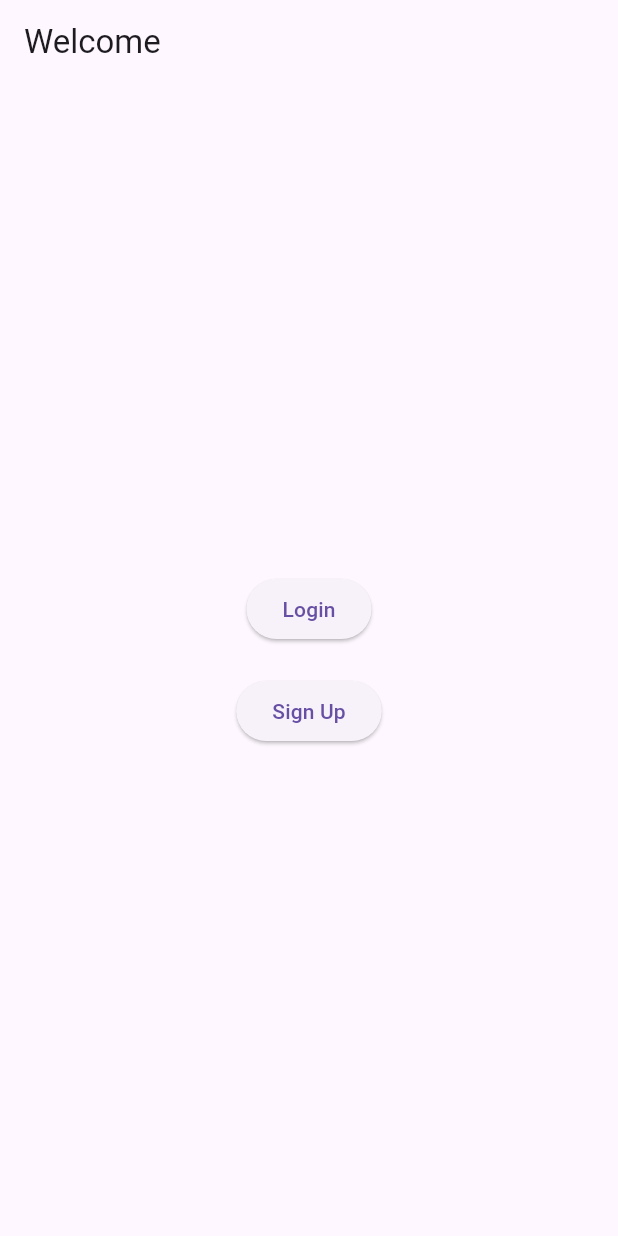
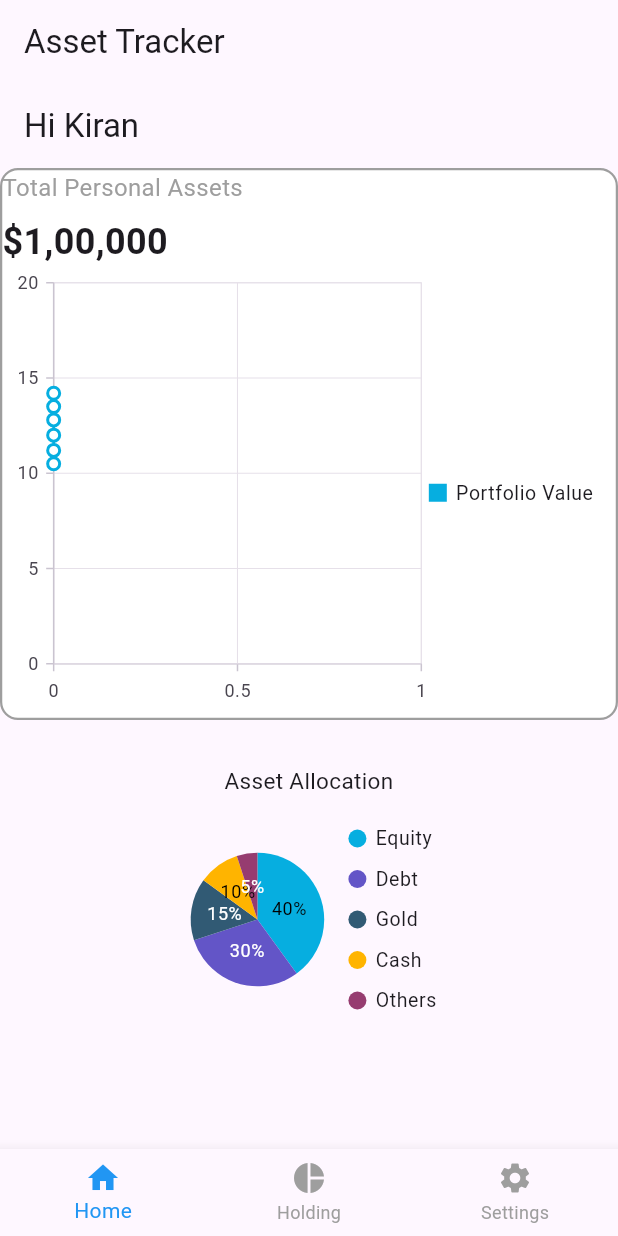
Before and after one commit to maharanakk/kiran_maharana_hdfc_hackathon_2026, a Flutter app: the screen it shows after launch, on a phone screen of 412 x 824 dp. Run offline on Flutter 3.47's test engine with Material 3 defaults, Android fonts, the phone set to English and light mode, and no system bars; our stand-ins replace flutter_bloc, syncfusion_flutter_charts.

Commit message:
design the home screen

```diff
--- /dev/null
+++ b/devtools_options.yaml
@@ -0,0 +1,3 @@
+description: This file stores settings for Dart & Flutter DevTools.
+documentation: https://docs.flutter.dev/tools/devtools/extensions#configure-extension-enablement-states
+extensions:
--- /dev/null
+++ b/lib/features/dashboard/presentation/page/dashboard_page.dart
@@ -0,0 +1,56 @@
+import 'package:flutter/material.dart';
+import 'package:kiran_maharana_hdfc_hackathon_2026/features/detail/detail_page.dart';
+import 'package:kiran_maharana_hdfc_hackathon_2026/features/home/home_page.dart';
+import 'package:kiran_maharana_hdfc_hackathon_2026/features/setting/setting_page.dart';
+
+class DashboardPage extends StatefulWidget {
+  const DashboardPage({super.key});
+
+  @override
+  State<DashboardPage> createState() => _DashboardPageState();
+}
+
+class _DashboardPageState extends State<DashboardPage> {
+  int _selectedIndex = 0;
+
+  final List<Widget> _pages =  [
+    HomePage(),
+    HoldingPage(),
+    SettingsPage(),
+  ];
+
+  void _onItemTapped(int index) {
+    setState(() {
+      _selectedIndex = index;
+    });
+  }
+
+  @override
+  Widget build(BuildContext context) {
+    return Scaffold(
+      appBar: AppBar(title: const Text('Asset Tracker')),
+      body: _pages[_selectedIndex],
+      bottomNavigationBar: BottomNavigationBar(
+        currentIndex: _selectedIndex,
+        onTap: _onItemTapped,
+        type: BottomNavigationBarType.fixed,
+        selectedItemColor: Colors.blue,
+        unselectedItemColor: Colors.grey,
+        items: const [
+          BottomNavigationBarItem(
+            icon: Icon(Icons.home),
+            label: 'Home',
+          ),
+          BottomNavigationBarItem(
+            icon: Icon(Icons.pie_chart),
+            label: 'Holding',
+          ),
+          BottomNavigationBarItem(
+            icon: Icon(Icons.settings),
+            label: 'Settings',
+          ),
+        ],
+      ),
+    );
+  }
+}
--- a/lib/features/home/home_page.dart
+++ b/lib/features/home/home_page.dart
@@ -1,38 +1,102 @@
 import 'package:flutter/material.dart';
-import 'package:kiran_maharana_hdfc_hackathon_2026/features/detail/detail_page.dart';
+import 'package:syncfusion_flutter_charts/charts.dart';
 
-class HomeScreen extends StatelessWidget {
-  const HomeScreen({super.key});
+class HomePage extends StatelessWidget {
+  const HomePage({super.key});
 
   @override
   Widget build(BuildContext context) {
     return Scaffold(
-      appBar: AppBar(
-        title: const Text('Home'),
+      appBar: AppBar(title: const Text('Hi Kiran')),
+      body: Column(
+        mainAxisAlignment: MainAxisAlignment.start,
+        children: [
+          Container(
+            width: double.infinity,
+            decoration: BoxDecoration(
+              color: Colors.white,
+              border: Border.all(color: Colors.grey, width: 1.5),
+              borderRadius: BorderRadius.circular(12),
             ),
-      body: Center(
             child: Column(
-          mainAxisAlignment: MainAxisAlignment.center,
+              crossAxisAlignment: CrossAxisAlignment.start,
               children: [
                 const Text(
-              'Home Screen',
-              style: TextStyle(fontSize: 24),
+                  'Total Personal Assets',
+                  style: TextStyle(fontSize: 16, color: Colors.grey),
                 ),
-            const SizedBox(height: 20),
-            ElevatedButton(
-              onPressed: () {
-                Navigator.push(
-                  context,
-                  MaterialPageRoute(
-                    builder: (context) => const DetailsScreen(),
+                const SizedBox(height: 8),
+                const Text(
+                  '\$1,00,000',
+                  style: TextStyle(fontSize: 24, fontWeight: FontWeight.bold),
                 ),
-                );
-              },
-              child: const Text('Go to Details'),
+                Center(
+                  child: SfCartesianChart(
+                    legend: const Legend(isVisible: true),
+                    series: <CartesianSeries<_WealthData, String>>[
+                      SplineSeries<_WealthData, String>(
+                        name: 'Portfolio Value',
+                        dataSource: [
+                          _WealthData('1M', 10.5),
+                          _WealthData('2M', 11.2),
+                          _WealthData('3M', 12.0),
+                          _WealthData('4M', 12.8),
+                          _WealthData('5M', 13.5),
+                          _WealthData('6M', 14.2),
+                        ],
+                        xValueMapper: (_WealthData data, _) => data.period,
+                        yValueMapper: (_WealthData data, _) => data.value,
+                        markerSettings: const MarkerSettings(isVisible: true),
                       ),
                     ],
                   ),
                 ),
+              ],
+            ),
+          ),
+          const SizedBox(height: 20),
+           Container(
+            width: 200,
+            height: 200,
+            child: SfCircularChart(
+              title: ChartTitle(text: 'Asset Allocation'),
+              legend: Legend(isVisible: true),
+              series: <PieSeries<_PieData, String>>[
+                PieSeries<_PieData, String>(
+                  explode: true,
+                  explodeIndex: 0,
+                  dataSource: [
+                    _PieData('Equity', 40, '40%'),
+                    _PieData('Debt', 30, '30%'),
+                    _PieData('Gold', 15, '15%'),
+                    _PieData('Cash', 10, '10%'),
+                    _PieData('Others', 5, '5%'),
+                  ],
+                  xValueMapper: (_PieData data, _) => data.xData,
+                  yValueMapper: (_PieData data, _) => data.yData,
+                  dataLabelMapper: (_PieData data, _) => data.text,
+                  dataLabelSettings: DataLabelSettings(isVisible: true),
+                ),
+              ],
+            ),
+          ),
+          const SizedBox(height: 20),
+        ],
+      ),
     );
   }
 }
+
+class _PieData {
+  _PieData(this.xData, this.yData, [this.text]);
+  final String xData;
+  final num yData;
+  String? text;
+}
+
+class _WealthData {
+  final String period;
+  final double value;
+
+  _WealthData(this.period, this.value);
+}
--- a/lib/features/login/presentation/bloc/login_event.dart
+++ b/lib/features/login/presentation/bloc/login_event.dart
@@ -1,8 +1,17 @@
 abstract class LoginEvent {}
 
-class LoginButtonPressed extends LoginEvent {
+class PhoneNumberChanged extends LoginEvent {
   final String phoneNumber;
+
+  PhoneNumberChanged(this.phoneNumber);
+}
+
+class PinChanged extends LoginEvent {
   final String pin;
 
-  LoginButtonPressed({required this.phoneNumber, required this.pin});
+  PinChanged(this.pin);
 }
+
+class LoginButtonPressed extends LoginEvent {}
+
+class ForgotPinPressed extends LoginEvent {}
--- a/lib/features/login/presentation/bloc/login_state.dart
+++ b/lib/features/login/presentation/bloc/login_state.dart
@@ -1,13 +1,15 @@
-abstract class LoginState{}
+abstract class LoginState {}
 
-class LoginInitial extends LoginState{}
+class LoginInitial extends LoginState {}
 
-class LoginLoading extends LoginState{}
+class LoginLoading extends LoginState {}
 
-class LoginSuccess extends LoginState{}
+class LoginSuccess extends LoginState {}
 
-class LoginFailure extends LoginState{
-  final String error;
+class LoginFailure extends LoginState {
+  final String message;
 
-  LoginFailure({required this.error});
+  LoginFailure(this.message);
 }
+
+class NavigateToForgotPin extends LoginState {}
--- a/lib/features/setting/setting_page.dart
+++ b/lib/features/setting/setting_page.dart
@@ -1,7 +1,7 @@
 import 'package:flutter/material.dart';
 
-class SettingsScreen extends StatelessWidget {
-  const SettingsScreen({super.key});
+class SettingsPage extends StatelessWidget {
+  const SettingsPage({super.key});
 
   @override
   Widget build(BuildContext context) {
--- a/lib/main.dart
+++ b/lib/main.dart
@@ -1,5 +1,8 @@
 import 'package:flutter/material.dart';
-import 'package:kiran_maharana_hdfc_hackathon_2026/features/init/presentation/page/init_page.dart';
+import 'package:flutter_bloc/flutter_bloc.dart';
+import 'package:kiran_maharana_hdfc_hackathon_2026/features/dashboard/presentation/page/dashboard_page.dart';
+import 'package:kiran_maharana_hdfc_hackathon_2026/features/init/presentation/bloc/init_bloc.dart';
+import 'package:kiran_maharana_hdfc_hackathon_2026/features/login/presentation/bloc/login_bloc.dart';
 
 void main() {
   runApp(const MyApp());
@@ -12,7 +15,13 @@ class MyApp extends StatelessWidget {
   Widget build(BuildContext context) {
     return MaterialApp(
       debugShowCheckedModeBanner: false,
-      home: const InitialPage(),
+      home: MultiBlocProvider(
+        providers: [
+          BlocProvider(create: (context) => InitialBloc()),
+          BlocProvider(create: (context) => LoginBloc()),
+        ],
+        child: DashboardPage(),
+      ),
     );
   }
 }
```
Also changed, not shown: lib/features/detail/detail_page.dart (+5 -5 lines), lib/features/login/presentation/bloc/login_bloc.dart (+28 -5 lines), lib/features/login/presentation/pages/login_page.dart (+108 -18 lines). Lines whose indentation alone changed are shown as unchanged.
